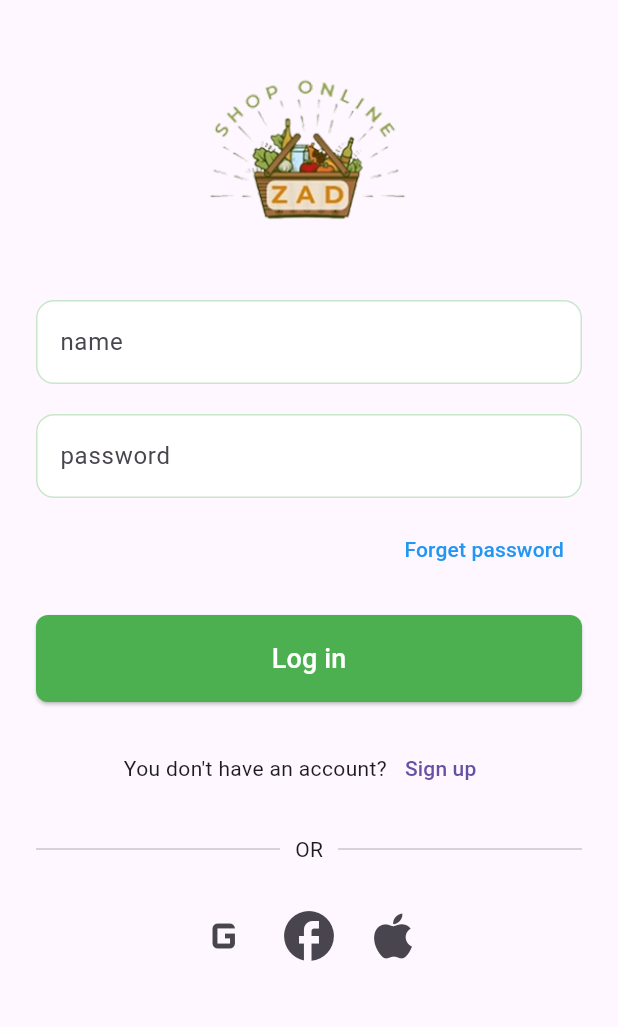
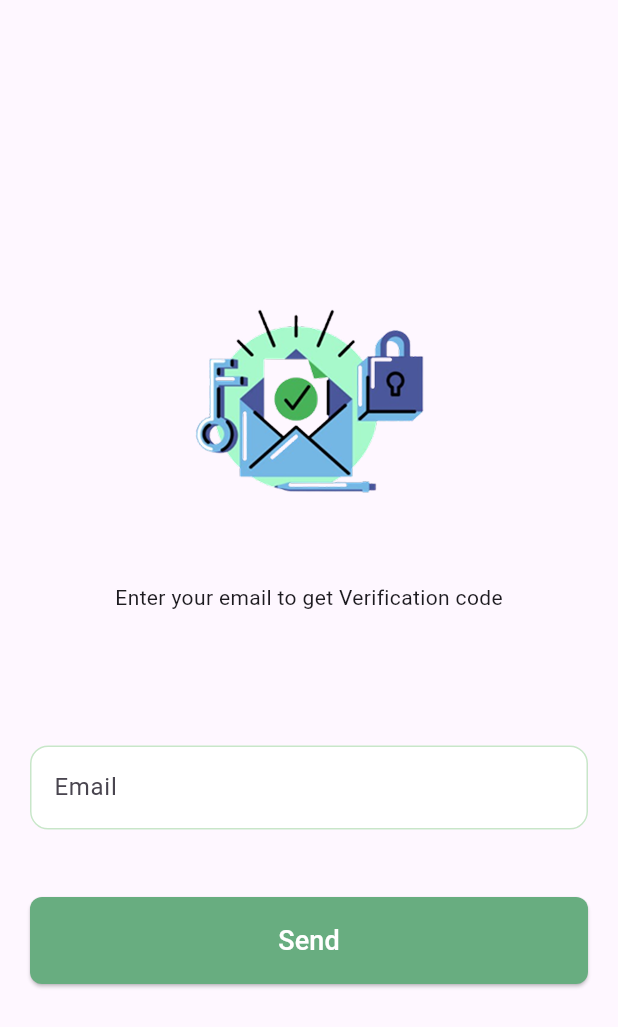
Before and after one commit to gadooo/ZadMobileApp, a Flutter app: the screen it shows after launch, after a tap on "Forget password", on a phone screen of 412 x 824 dp. Shown: the top 1027 px of the screen. Run offline on Flutter 3.47's test engine with Material 3 defaults, Android fonts, the phone set to English and light mode, and no system bars; our stand-ins replace font_awesome_flutter, shared_preferences; network calls fail; Roboto replaces fonts that are missing (Roboto Flex).

Commit message:
complet the forget password page

```diff
--- a/lib/main.dart
+++ b/lib/main.dart
@@ -1,6 +1,7 @@
 import 'package:flutter/material.dart';
 import 'package:font_awesome_flutter/font_awesome_flutter.dart';
 import 'package:zad/screens/CategoryPage.dart';
+import 'package:zad/screens/ForgetPassword.dart';
 import 'package:zad/screens/HomePage.dart';
 import 'package:zad/screens/login_screen.dart';
 import 'package:zad/screens/register_screen.dart';
@@ -16,7 +17,7 @@ class MyApp extends StatelessWidget {
   // This widget is the root of your application.
   @override
   Widget build(BuildContext context) {
-    return MaterialApp(
+    return const MaterialApp(
       debugShowCheckedModeBanner: false,
       title: "Zad",
       home: LoginPage(),
--- /dev/null
+++ b/lib/screens/ForgetPassword.dart
@@ -0,0 +1,42 @@
+import 'package:flutter/material.dart';
+import 'package:zad/widgets/CustomButtom.dart';
+import 'package:zad/widgets/CustomTextFilde.dart';
+
+class ForgetPassword extends StatefulWidget {
+  const ForgetPassword({Key? key}) : super(key: key);
+
+  @override
+  _ForgetPasswordState createState() => _ForgetPasswordState();
+}
+
+class _ForgetPasswordState extends State<ForgetPassword> {
+  @override
+  Widget build(BuildContext context) {
+    return Scaffold(
+      body: Container(
+        padding: const EdgeInsets.all(20),
+        width: double.infinity,
+        height: double.infinity,
+        child: Column(
+            mainAxisAlignment: MainAxisAlignment.center,
+            crossAxisAlignment: CrossAxisAlignment.center,
+            children: [
+              Image.asset('lib/images/forgetPassword.png',
+                  width: 200, height: 200),
+              const SizedBox(height: 20),
+              const Text(
+                "Enter your email to get Verification code",
+                style: TextStyle(fontFamily: "Roboto Flex"),
+              ),
+              SizedBox(height: 89),
+              CustomTextField(
+                  labelText: "Email",
+                  hintText: "Enter your Email or phone numer ",
+                  controller: TextEditingController()),
+              SizedBox(height: 45),
+              CustomButton(text: "Send", onPressed: () {})
+            ]),
+      ),
+    );
+  }
+}
--- a/lib/screens/login_screen.dart
+++ b/lib/screens/login_screen.dart
@@ -1,6 +1,7 @@
 import 'package:flutter/material.dart';
 import 'package:shared_preferences/shared_preferences.dart';
 import 'package:zad/Services/AuthApi.dart';
+import 'package:zad/screens/ForgetPassword.dart';
 import 'package:zad/screens/HomePage.dart';
 import 'package:zad/screens/register_screen.dart';
 import 'package:zad/widgets/CustomButtom.dart';
@@ -96,7 +97,14 @@ class _LoginPageState extends State<LoginPage> {
               Align(
                 alignment: Alignment.centerRight,
                 child: TextButton(
-                  onPressed: () {},
+                  onPressed: () {
+                    Navigator.pushReplacement(
+                      context,
+                      MaterialPageRoute(
+                        builder: (context) => const ForgetPassword(),
+                      ),
+                    );
+                  },
                   child: const Text(
                     'Forget password',
                     style: TextStyle(color: Colors.blue),
--- a/lib/widgets/CustomButtom.dart
+++ b/lib/widgets/CustomButtom.dart
@@ -17,7 +17,7 @@ class CustomButton extends StatelessWidget {
       child: ElevatedButton(
         onPressed: onPressed,
         style: ElevatedButton.styleFrom(
-          backgroundColor: Colors.green,
+          backgroundColor: const Color(0xFF68AD80),
           padding: const EdgeInsets.symmetric(vertical: 16),
           shape: RoundedRectangleBorder(
             borderRadius: BorderRadius.circular(8),
--- a/lib/widgets/CustomTextFilde.dart
+++ b/lib/widgets/CustomTextFilde.dart
@@ -31,7 +31,7 @@ class CustomTextField extends StatelessWidget {
         ),
         focusedBorder: OutlineInputBorder(
           borderRadius: BorderRadius.circular(12),
-          borderSide: BorderSide(color: Colors.green.shade400, width: 1.5),
+          borderSide: BorderSide(color: Color(0xFF68AD80), width: 1.5),
         ),
       ),
     );
```
Also changed, not shown: lib/images/forgetPassword.png (added).
